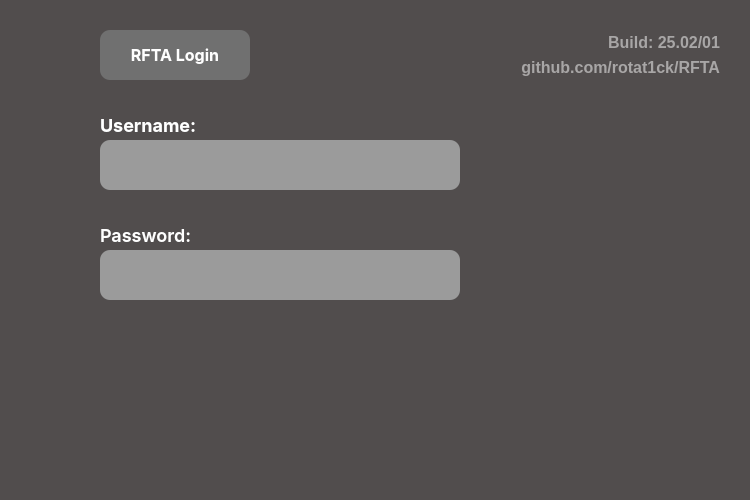
First picture: the form in RFTA-Win64/mainwindow.ui, repository rotat1ck/RFTA, before the edit.
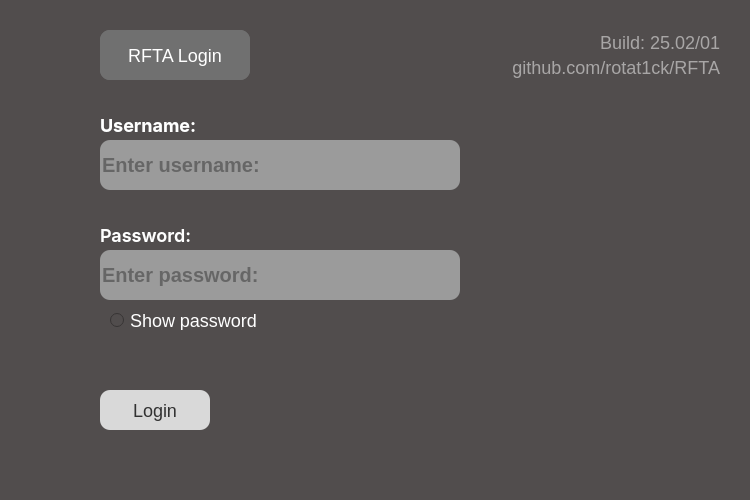
Second picture: the form after the edit.

Commit message: fixed text, added login func, login page almost complete

What changed in the file:
```diff
--- a/RFTA-Win64/mainwindow.ui
+++ b/RFTA-Win64/mainwindow.ui
@@ -92,132 +92,10 @@
 
 color: #323232;</string>
      </property>
-    </widget>
-   </widget>
-   <widget class="QWidget" name="BuildInfoWidget" native="true">
-    <property name="enabled">
-     <bool>true</bool>
-    </property>
-    <property name="geometry">
-     <rect>
-      <x>490</x>
-      <y>30</y>
-      <width>230</width>
-      <height>50</height>
-     </rect>
-    </property>
-    <property name="styleSheet">
-     <string notr="true">
-
-
-</string>
-    </property>
-    <widget class="QLabel" name="BuildInfo">
-     <property name="enabled">
-      <bool>true</bool>
+     <property name="placeholderText">
+      <string>Enter username: </string>
      </property>
-     <property name="geometry">
-      <rect>
-       <x>90</x>
-       <y>0</y>
-       <width>140</width>
-       <height>25</height>
-      </rect>
-     </property>
-     <property name="mouseTracking">
-      <bool>false</bool>
-     </property>
-     <property name="styleSheet">
-      <string notr="true">font-family: 'Inter';
-font-style: normal;
-font-weight: 600;
-font-size: 20px;
-line-height: 19px;
-text-align: right;
-
-color: rgba(255, 255, 255, 128);</string>
-     </property>
-     <property name="text">
-      <string>&lt;html&gt;&lt;head/&gt;&lt;body&gt;&lt;p align=&quot;right&quot;&gt;&lt;span style=&quot; font-size:12pt;&quot;&gt;Build: 25.02/01&lt;/span&gt;&lt;/p&gt;&lt;/body&gt;&lt;/html&gt;</string>
-     </property>
-     <property name="alignment">
-      <set>Qt::AlignmentFlag::AlignCenter</set>
-     </property>
     </widget>
-    <widget class="QLabel" name="RepoInfo">
-     <property name="geometry">
-      <rect>
-       <x>0</x>
-       <y>25</y>
-       <width>230</width>
-       <height>25</height>
-      </rect>
-     </property>
-     <property name="styleSheet">
-      <string notr="true">font-family: 'Inter';
-font-style: normal;
-font-weight: 600;
-font-size: 18px;
-line-height: 19px;
-text-align: right;
-
-color: rgba(255, 255, 255, 128);</string>
-     </property>
-     <property name="text">
-      <string>&lt;html&gt;&lt;head/&gt;&lt;body&gt;&lt;p align=&quot;right&quot;&gt;&lt;span style=&quot; font-size:12pt;&quot;&gt;github.com/rotat1ck/RFTA&lt;/span&gt;&lt;/p&gt;&lt;/body&gt;&lt;/html&gt;</string>
-     </property>
-     <property name="scaledContents">
-      <bool>false</bool>
-     </property>
-     <property name="alignment">
-      <set>Qt::AlignmentFlag::AlignRight|Qt::AlignmentFlag::AlignTrailing|Qt::AlignmentFlag::AlignVCenter</set>
-     </property>
-     <property name="wordWrap">
-      <bool>false</bool>
-     </property>
-    </widget>
-   </widget>
-   <widget class="QLabel" name="RFTALoginLabel">
-    <property name="geometry">
-     <rect>
-      <x>100</x>
-      <y>30</y>
-      <width>150</width>
-      <height>50</height>
-     </rect>
-    </property>
-    <property name="font">
-     <font>
-      <family>Inter</family>
-      <pointsize>-1</pointsize>
-      <italic>false</italic>
-      <fontweight>DemiBold</fontweight>
-     </font>
-    </property>
-    <property name="autoFillBackground">
-     <bool>false</bool>
-    </property>
-    <property name="styleSheet">
-     <string notr="true">background: #707070;
-border-radius: 10px;
-
-font-family: 'Inter';
-font-style: normal;
-font-weight: 600;
-font-size: 18px;
-
-text-align: center;
-
-color: #FFFFFF;
-
-</string>
-    </property>
-    <property name="text">
-     <string>&lt;html&gt;&lt;head/&gt;&lt;body&gt;&lt;p align=&quot;center&quot;&gt;&lt;span style=&quot; font-size:12pt;&quot;&gt;RFTA Login&lt;/span&gt;&lt;/p&gt;&lt;/body&gt;&lt;/html&gt;</string>
-    </property>
-    <property name="alignment">
-     <set>Qt::AlignmentFlag::AlignLeading|Qt::AlignmentFlag::AlignLeft|Qt::AlignmentFlag::AlignVCenter</set>
-    </property>
    </widget>
    <widget class="QWidget" name="PasswordButtonWidget" native="true">
     <property name="geometry">
@@ -247,6 +125,15 @@
 
 color: #323232;</string>
      </property>
+     <property name="inputMethodHints">
+      <set>Qt::InputMethodHint::ImhNone</set>
+     </property>
+     <property name="placeholderText">
+      <string>Enter password:</string>
+     </property>
+     <property name="clearButtonEnabled">
+      <bool>false</bool>
+     </property>
     </widget>
     <widget class="QLabel" name="PasswordLabel">
      <property name="geometry">
@@ -282,6 +169,177 @@
      </property>
     </widget>
    </widget>
+   <widget class="QWidget" name="BuildInfoWidget" native="true">
+    <property name="geometry">
+     <rect>
+      <x>490</x>
+      <y>30</y>
+      <width>230</width>
+      <height>50</height>
+     </rect>
+    </property>
+    <widget class="QLabel" name="BuildInfoLabel">
+     <property name="geometry">
+      <rect>
+       <x>90</x>
+       <y>0</y>
+       <width>140</width>
+       <height>25</height>
+      </rect>
+     </property>
+     <property name="styleSheet">
+      <string notr="true">font-family: 'Inter SemiBold';
+font-size: 18px;
+line-height: 22px;
+
+color: rgba(255, 255, 255, 128);
+</string>
+     </property>
+     <property name="text">
+      <string>Build: 25.02/01</string>
+     </property>
+     <property name="alignment">
+      <set>Qt::AlignmentFlag::AlignRight|Qt::AlignmentFlag::AlignTrailing|Qt::AlignmentFlag::AlignVCenter</set>
+     </property>
+    </widget>
+    <widget class="QLabel" name="RepoInfoLabel">
+     <property name="geometry">
+      <rect>
+       <x>0</x>
+       <y>25</y>
+       <width>230</width>
+       <height>25</height>
+      </rect>
+     </property>
+     <property name="styleSheet">
+      <string notr="true">font-family: 'Inter SemiBold';
+font-size: 18px;
+line-height: 22px;
+
+color: rgba(255, 255, 255, 128);</string>
+     </property>
+     <property name="text">
+      <string>github.com/rotat1ck/RFTA</string>
+     </property>
+     <property name="alignment">
+      <set>Qt::AlignmentFlag::AlignRight|Qt::AlignmentFlag::AlignTrailing|Qt::AlignmentFlag::AlignVCenter</set>
+     </property>
+    </widget>
+   </widget>
+   <widget class="QWidget" name="RFTALoginWidget" native="true">
+    <property name="geometry">
+     <rect>
+      <x>100</x>
+      <y>30</y>
+      <width>150</width>
+      <height>50</height>
+     </rect>
+    </property>
+    <property name="styleSheet">
+     <string notr="true">background: #707070;
+border-radius: 10px;
+</string>
+    </property>
+    <widget class="QLabel" name="RFTALoginLabel">
+     <property name="geometry">
+      <rect>
+       <x>0</x>
+       <y>0</y>
+       <width>150</width>
+       <height>50</height>
+      </rect>
+     </property>
+     <property name="styleSheet">
+      <string notr="true">font-family: 'Inter SemiBold';
+font-size: 18px;
+line-height: 22px;
+
+color: #FFFFFF;
+
+</string>
+     </property>
+     <property name="text">
+      <string>RFTA Login</string>
+     </property>
+     <property name="alignment">
+      <set>Qt::AlignmentFlag::AlignCenter</set>
+     </property>
+    </widget>
+   </widget>
+   <widget class="QRadioButton" name="ShowPasswordButton">
+    <property name="enabled">
+     <bool>true</bool>
+    </property>
+    <property name="geometry">
+     <rect>
+      <x>110</x>
+      <y>310</y>
+      <width>170</width>
+      <height>20</height>
+     </rect>
+    </property>
+    <property name="styleSheet">
+     <string notr="true">font-family: 'Inter SemiBold';
+font-size: 18px;
+line-height: 22px;
+
+color: #FFFFFF;
+
+</string>
+    </property>
+    <property name="text">
+     <string>Show password</string>
+    </property>
+    <property name="iconSize">
+     <size>
+      <width>16</width>
+      <height>16</height>
+     </size>
+    </property>
+    <property name="checkable">
+     <bool>true</bool>
+    </property>
+    <property name="checked">
+     <bool>false</bool>
+    </property>
+    <property name="autoExclusive">
+     <bool>false</bool>
+    </property>
+   </widget>
+   <widget class="QPushButton" name="LoginButton">
+    <property name="geometry">
+     <rect>
+      <x>100</x>
+      <y>390</y>
+      <width>110</width>
+      <height>40</height>
+     </rect>
+    </property>
+    <property name="cursor">
+     <cursorShape>PointingHandCursor</cursorShape>
+    </property>
+    <property name="styleSheet">
+     <string notr="true">background: #D9D9D9;
+border-radius: 10px;
+
+font-family: 'Inter SemiBold';
+font-size: 18px;
+line-height: 22px;
+
+color: #323232;
+
+</string>
+    </property>
+    <property name="text">
+     <string>Login</string>
+    </property>
+    <property name="checkable">
+     <bool>true</bool>
+    </property>
+    <property name="autoDefault">
+     <bool>false</bool>
+    </property>
+   </widget>
   </widget>
  </widget>
  <resources/>
```
Left out of the diff: 3 changed lines with no effect on the pictures. The commit also changes 2 other files.
